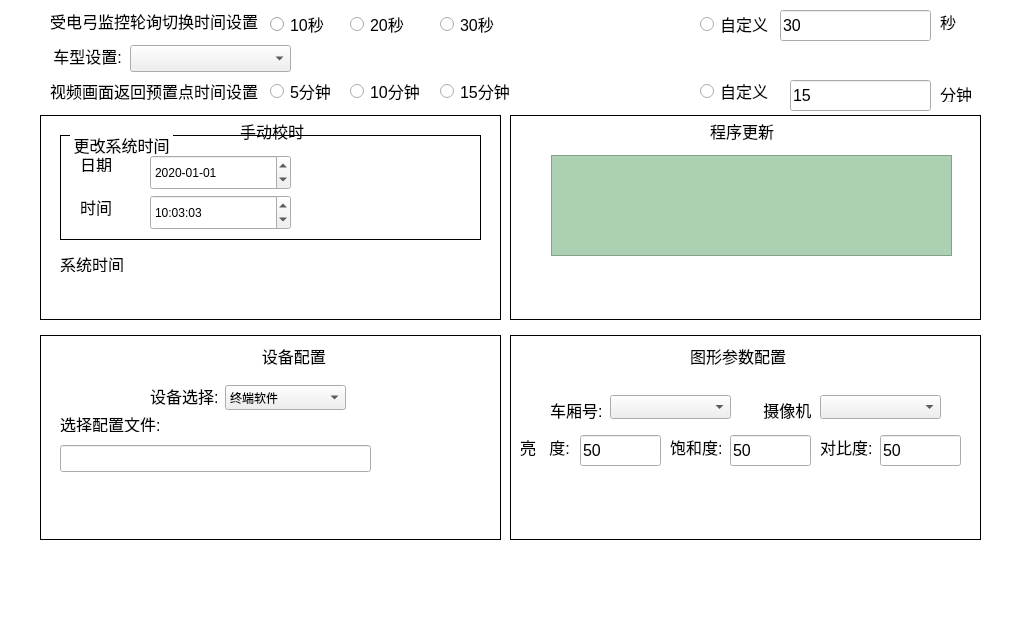
Before: the Qt Designer form devupdatewidget.ui in 1157889734/x86MyAppliction, drawn with Qt 5.
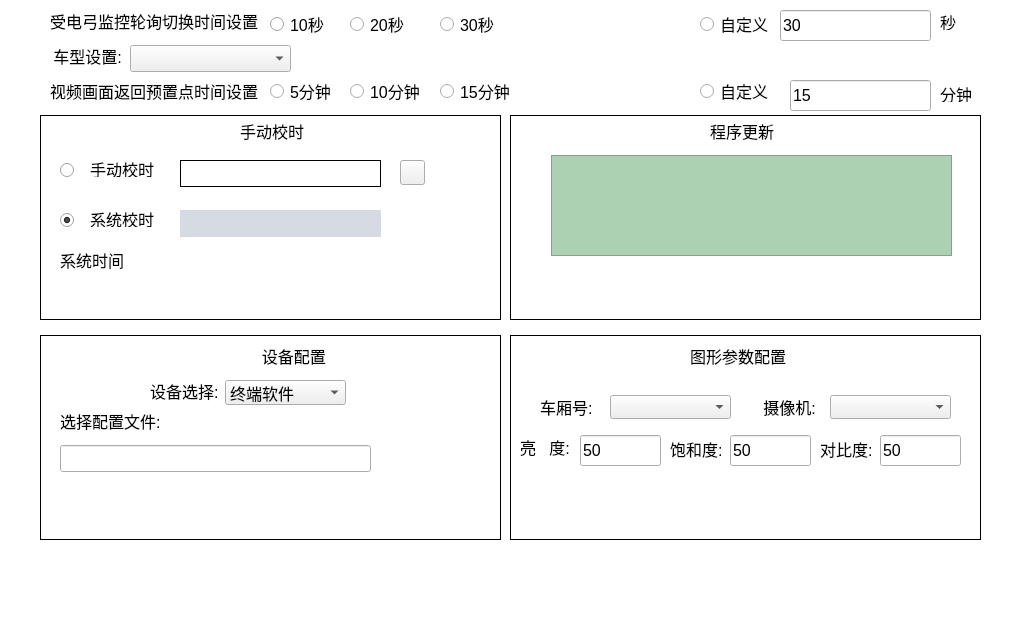
After: the same form once the commit is applied. Icons and pictures are not drawn.

Commit message: 1.修改时间显示窗口 2.修改升级配置文件方式 3.打开调试打印信息 4.未操作暂时禁止全屏显示 5.添加接收网络数据校时

Patch:
```diff
--- a/devupdatewidget.ui
+++ b/devupdatewidget.ui
@@ -620,10 +620,10 @@
    <widget class="QLabel" name="carriageLabel">
     <property name="geometry">
      <rect>
-      <x>510</x>
-      <y>284</y>
-      <width>51</width>
-      <height>21</height>
+      <x>500</x>
+      <y>280</y>
+      <width>61</width>
+      <height>24</height>
      </rect>
     </property>
     <property name="font">
@@ -697,7 +697,7 @@
     </property>
     <property name="geometry">
      <rect>
-      <x>780</x>
+      <x>790</x>
       <y>280</y>
       <width>121</width>
       <height>24</height>
@@ -793,11 +793,16 @@
     <property name="geometry">
      <rect>
       <x>185</x>
-      <y>270</y>
+      <y>265</y>
       <width>121</width>
       <height>25</height>
      </rect>
     </property>
+    <property name="font">
+     <font>
+      <pointsize>12</pointsize>
+     </font>
+    </property>
     <item>
      <property name="text">
       <string>终端软件</string>
@@ -867,7 +872,7 @@
     <property name="geometry">
      <rect>
       <x>630</x>
-      <y>320</y>
+      <y>322</y>
       <width>52</width>
       <height>24</height>
      </rect>
@@ -937,9 +942,9 @@
     <property name="geometry">
      <rect>
       <x>20</x>
-      <y>300</y>
+      <y>290</y>
       <width>101</width>
-      <height>17</height>
+      <height>31</height>
      </rect>
     </property>
     <property name="font">
@@ -958,9 +963,9 @@
     <property name="geometry">
      <rect>
       <x>710</x>
-      <y>284</y>
-      <width>61</width>
-      <height>21</height>
+      <y>280</y>
+      <width>71</width>
+      <height>24</height>
      </rect>
     </property>
     <property name="font">
@@ -979,7 +984,7 @@
     <property name="geometry">
      <rect>
       <x>780</x>
-      <y>320</y>
+      <y>322</y>
       <width>52</width>
       <height>24</height>
      </rect>
@@ -1091,9 +1096,9 @@
     <property name="geometry">
      <rect>
       <x>110</x>
-      <y>270</y>
+      <y>260</y>
       <width>67</width>
-      <height>21</height>
+      <height>31</height>
      </rect>
     </property>
     <property name="font">
@@ -1109,9 +1114,9 @@
     <property name="geometry">
      <rect>
       <x>20</x>
-      <y>140</y>
+      <y>132</y>
       <width>67</width>
-      <height>17</height>
+      <height>25</height>
      </rect>
     </property>
     <property name="font">
@@ -1196,148 +1201,6 @@
 background-color: rgb(172, 209, 178);</string>
     </property>
    </widget>
-   <widget class="QLabel" name="label_12">
-    <property name="geometry">
-     <rect>
-      <x>40</x>
-      <y>76</y>
-      <width>51</width>
-      <height>31</height>
-     </rect>
-    </property>
-    <property name="font">
-     <font>
-      <pointsize>12</pointsize>
-     </font>
-    </property>
-    <property name="text">
-     <string>时间</string>
-    </property>
-   </widget>
-   <widget class="QDateEdit" name="dateEdit">
-    <property name="geometry">
-     <rect>
-      <x>110</x>
-      <y>40</y>
-      <width>141</width>
-      <height>35</height>
-     </rect>
-    </property>
-    <property name="displayFormat">
-     <string>yyyy-MM-dd</string>
-    </property>
-    <property name="date">
-     <date>
-      <year>2020</year>
-      <month>1</month>
-      <day>1</day>
-     </date>
-    </property>
-   </widget>
-   <widget class="QTimeEdit" name="timeEdit">
-    <property name="geometry">
-     <rect>
-      <x>110</x>
-      <y>80</y>
-      <width>141</width>
-      <height>35</height>
-     </rect>
-    </property>
-    <property name="dateTime">
-     <datetime>
-      <hour>10</hour>
-      <minute>3</minute>
-      <second>3</second>
-      <year>2000</year>
-      <month>1</month>
-      <day>1</day>
-     </datetime>
-    </property>
-    <property name="displayFormat">
-     <string>hh:mm:ss</string>
-    </property>
-   </widget>
-   <widget class="QGroupBox" name="groupBox">
-    <property name="geometry">
-     <rect>
-      <x>20</x>
-      <y>20</y>
-      <width>421</width>
-      <height>105</height>
-     </rect>
-    </property>
-    <property name="font">
-     <font>
-      <pointsize>12</pointsize>
-     </font>
-    </property>
-    <property name="styleSheet">
-     <string notr="true">QGroupBox{
-	border-width:1px;
-	border-style:solid;
-	border-color:black;
-	margin-top:1ex;
-}
-QGroupBox:title{
-	subcontrol-orgin:0 10px;
-	subcontrol-position: top left;
-	left:10px;
-	top:-1ex;
-	margin-left:0px;
-	padding:0 1px;
-}
-</string>
-    </property>
-    <property name="title">
-     <string>更改系统时间</string>
-    </property>
-   </widget>
-   <widget class="QPushButton" name="timeSetPushButton">
-    <property name="geometry">
-     <rect>
-      <x>280</x>
-      <y>65</y>
-      <width>112</width>
-      <height>32</height>
-     </rect>
-    </property>
-    <property name="font">
-     <font>
-      <pointsize>12</pointsize>
-     </font>
-    </property>
-    <property name="styleSheet">
-     <string notr="true">QPushButton{
-background-image: url(:/monres/sure.bmp);
-border-color: rgb(255, 255, 255);
-border-width: 1px;
-border-style: solid;}
-
-QPushButton:pressed
-{background-color: rgb(86, 164, 246);color: rgb(255, 255, 255);border-color: rgb(170, 170, 170);border-width: 2px;border-style: solid;}</string>
-    </property>
-    <property name="text">
-     <string/>
-    </property>
-   </widget>
-   <widget class="QLabel" name="label_8">
-    <property name="geometry">
-     <rect>
-      <x>40</x>
-      <y>40</y>
-      <width>51</width>
-      <height>17</height>
-     </rect>
-    </property>
-    <property name="font">
-     <font>
-      <pointsize>12</pointsize>
-     </font>
-    </property>
-    <property name="text">
-     <string>日期</string>
-    </property>
-   </widget>
    <widget class="QGroupBox" name="groupBox_3">
     <property name="geometry">
      <rect>
@@ -1357,6 +1220,134 @@
     <property name="title">
      <string/>
     </property>
+    <widget class="QLineEdit" name="timeSetLineEdit">
+     <property name="geometry">
+      <rect>
+       <x>140</x>
+       <y>45</y>
+       <width>201</width>
+       <height>27</height>
+      </rect>
+     </property>
+     <property name="font">
+      <font>
+       <pointsize>12</pointsize>
+      </font>
+     </property>
+     <property name="styleSheet">
+      <string notr="true">color: rgb(0, 0, 0);
+background-color: rgb(255, 255, 255);
+border-color: rgb(0, 0, 0);
+border-width: 1px;
+border-style: solid;</string>
+     </property>
+    </widget>
+    <widget class="QRadioButton" name="setManalTimeRadioButton">
+     <property name="geometry">
+      <rect>
+       <x>20</x>
+       <y>40</y>
+       <width>30</width>
+       <height>30</height>
+      </rect>
+     </property>
+     <property name="text">
+      <string/>
+     </property>
+     <property name="checked">
+      <bool>false</bool>
+     </property>
+    </widget>
+    <widget class="QLabel" name="label_8">
+     <property name="geometry">
+      <rect>
+       <x>50</x>
+       <y>95</y>
+       <width>67</width>
+       <height>17</height>
+      </rect>
+     </property>
+     <property name="font">
+      <font>
+       <pointsize>12</pointsize>
+      </font>
+     </property>
+     <property name="text">
+      <string>系统校时</string>
+     </property>
+    </widget>
+    <widget class="QLabel" name="sysTimeAdjustLabel">
+     <property name="geometry">
+      <rect>
+       <x>140</x>
+       <y>95</y>
+       <width>201</width>
+       <height>27</height>
+      </rect>
+     </property>
+     <property name="font">
+      <font>
+       <pointsize>12</pointsize>
+      </font>
+     </property>
+     <property name="styleSheet">
+      <string notr="true">background-color: rgb(214, 218, 226);
+color: rgb(0, 0, 0);</string>
+     </property>
+     <property name="text">
+      <string/>
+     </property>
+    </widget>
+    <widget class="QPushButton" name="timeSetPushButton_2">
+     <property name="geometry">
+      <rect>
+       <x>360</x>
+       <y>45</y>
+       <width>25</width>
+       <height>25</height>
+      </rect>
+     </property>
+     <property name="styleSheet">
+      <string notr="true">border-image: url(:/res/time_set.png);</string>
+     </property>
+     <property name="text">
+      <string/>
+     </property>
+    </widget>
+    <widget class="QLabel" name="label_11">
+     <property name="geometry">
+      <rect>
+       <x>50</x>
+       <y>45</y>
+       <width>67</width>
+       <height>17</height>
+      </rect>
+     </property>
+     <property name="font">
+      <font>
+       <pointsize>12</pointsize>
+      </font>
+     </property>
+     <property name="text">
+      <string>手动校时</string>
+     </property>
+    </widget>
+    <widget class="QRadioButton" name="setSysTimeRadioButton">
+     <property name="geometry">
+      <rect>
+       <x>20</x>
+       <y>90</y>
+       <width>30</width>
+       <height>30</height>
+      </rect>
+     </property>
+     <property name="text">
+      <string/>
+     </property>
+     <property name="checked">
+      <bool>true</bool>
+     </property>
+    </widget>
    </widget>
    <widget class="QGroupBox" name="groupBox_4">
     <property name="geometry">
```
Left out of the diff: 6 changed lines with no effect on the pictures. The commit also changes 57 other files.
